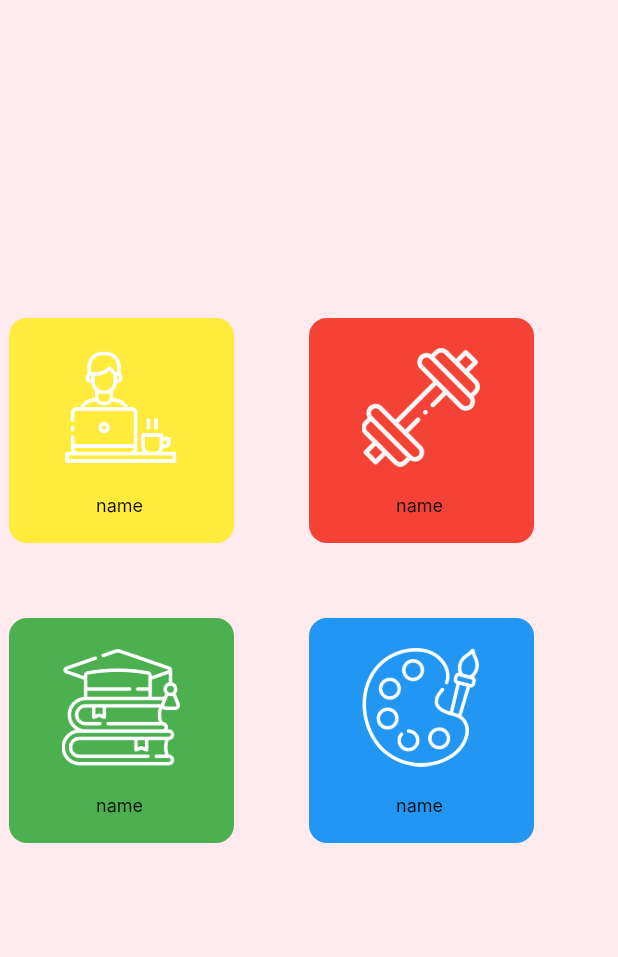
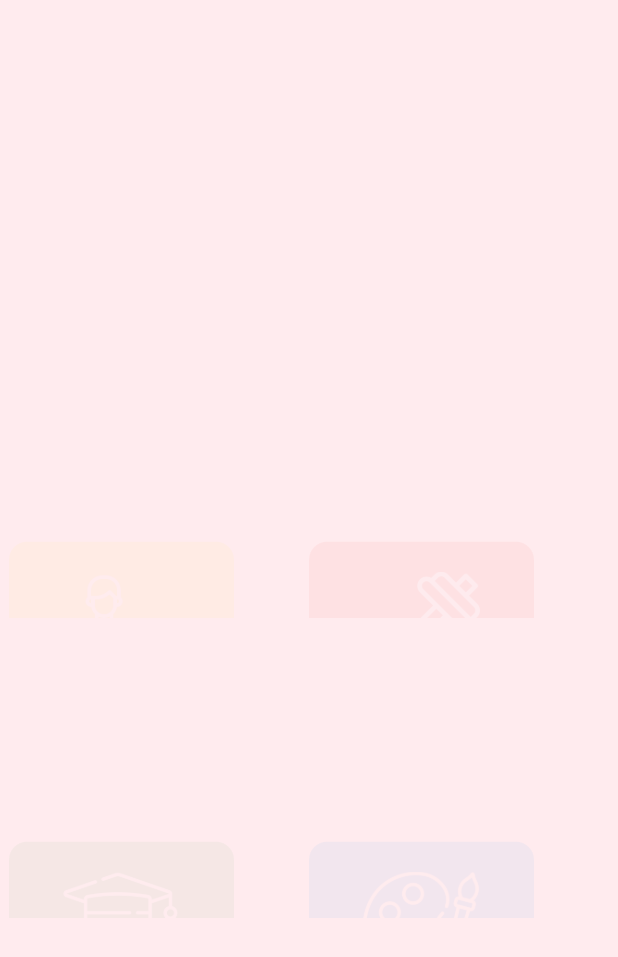
Before and after one commit to da0ran9e/Todos-mobile, a Flutter app: the screen it shows after launch, after a tap on "Skip", on a phone screen of 412 x 824 dp. Shown: the top 957 px of the screen. Run offline on Flutter 3.47's test engine with Material 2 defaults, Android fonts, the phone set to English and light mode, and no system bars; drawn by our look-alikes of liquid_swipe; our stand-ins replace introduction_screen; missing offline and left inert: fluid_bottom_nav_bar; Roboto replaces fonts that are missing (Inter).

Commit message:
adding assets

```diff
--- a/flart/lib/screens/firstload.dart
+++ b/flart/lib/screens/firstload.dart
@@ -20,7 +20,7 @@ class _FirstLoadScreenState extends State<FirstLoadScreen> {
 
   Widget _buildFullscreenImage() {
     return Image.asset(
-      'assets/fullscreen.jpg',
+      'assets/introduction/fullscreen.jpg',
       fit: BoxFit.cover,
       height: double.infinity,
       width: double.infinity,
@@ -29,7 +29,7 @@ class _FirstLoadScreenState extends State<FirstLoadScreen> {
   }
 
   Widget _buildImage(String assetName, [double width = 350]) {
-    return Image.asset('assets/$assetName', width: width);
+    return Image.asset('assets/introduction/$assetName', width: width);
   }
 
   @override
--- a/flart/lib/screens/login.dart
+++ b/flart/lib/screens/login.dart
@@ -11,13 +11,18 @@ class LoginScreen extends StatefulWidget {
 }
 
 class _LoginScreenState extends State<LoginScreen> {
-  bool _visible = true;
+  bool _visible = false;
 
   @override
   Widget build(BuildContext context) {
     return MaterialApp(
-      home: Builder(
-          builder: (context) => LiquidSwipe(
+      home: Builder(builder: (context) {
+        Future.delayed(Duration(seconds: 1), () {
+          setState(() {
+            _visible = true;
+          });
+        });
+        return LiquidSwipe(
           initialPage: 0,
           pages: [
             Container(
@@ -39,16 +44,19 @@ class _LoginScreenState extends State<LoginScreen> {
                               top: _visible ? 0.0 : 150.0,
                               duration: const Duration(seconds: 2),
                               curve: Curves.fastOutSlowIn,
-                                    child: GestureDetector(
+                              child: AnimatedOpacity(
+                                opacity: _visible ? 1 : 0,
+                                duration: const Duration(milliseconds: 2000),
                                 child: AccountWidget(
                                   name: 'name',
-                                          size: Size(150, 150),
+                                  size: const Size(150, 150),
                                   color: Colors.yellow,
                                   onPressed: () {
                                     setState(() {
                                       _visible = !_visible;
                                     });
-                                          }),
+                                  },
+                                ),
                               ),
                             ),
                           ],
@@ -65,8 +73,7 @@ class _LoginScreenState extends State<LoginScreen> {
                               curve: Curves.fastOutSlowIn,
                               child: AnimatedOpacity(
                                 opacity: _visible ? 1 : 0,
-                                      duration:
-                                          const Duration(milliseconds: 2000),
+                                duration: const Duration(milliseconds: 2000),
                                 child: AccountWidget(
                                   name: 'name',
                                   size: const Size(150, 150),
@@ -96,16 +103,19 @@ class _LoginScreenState extends State<LoginScreen> {
                               top: _visible ? 0.0 : 150.0,
                               duration: const Duration(seconds: 2),
                               curve: Curves.fastOutSlowIn,
-                                    child: GestureDetector(
+                              child: AnimatedOpacity(
+                                opacity: _visible ? 1 : 0,
+                                duration: const Duration(milliseconds: 2000),
                                 child: AccountWidget(
                                   name: 'name',
-                                          size: Size(150, 150),
+                                  size: const Size(150, 150),
                                   color: Colors.green,
                                   onPressed: () {
                                     setState(() {
                                       _visible = !_visible;
                                     });
-                                          }),
+                                  },
+                                ),
                               ),
                             ),
                           ],
@@ -122,8 +132,7 @@ class _LoginScreenState extends State<LoginScreen> {
                               curve: Curves.fastOutSlowIn,
                               child: AnimatedOpacity(
                                 opacity: _visible ? 1 : 0,
-                                      duration:
-                                          const Duration(milliseconds: 2000),
+                                duration: const Duration(milliseconds: 2000),
                                 child: AccountWidget(
                                   name: 'name',
                                   size: const Size(150, 150),
@@ -152,7 +161,8 @@ class _LoginScreenState extends State<LoginScreen> {
             ),
           ],
           onPageChangeCallback: _handlePageOnChange,
-              )),
+        );
+      }),
     );
   }
 
@@ -160,10 +170,10 @@ class _LoginScreenState extends State<LoginScreen> {
     setState(() {
       switch (index) {
         case 0:
-          _visible = false;
+          _visible = true;
           break;
         case 1:
-          _visible = true;
+          _visible = false;
           break;
         case 2:
           _visible = false;
@@ -171,11 +181,4 @@ class _LoginScreenState extends State<LoginScreen> {
       }
     });
   }
-
-  void _trigger() {
-    setState(() {
-      _visible = !_visible;
-      print('trigger on');
-    });
 }
-}
```
Also changed, not shown: flart/pubspec.yaml (+2 -5 lines), flart/assets/introduction/flutter.png (added), flart/assets/introduction/fullscreen.jpg (added), flart/assets/introduction/img1.jpg (added), flart/assets/introduction/img2.jpg (added), flart/assets/introduction/img3.jpg (added). Lines whose indentation alone changed are shown as unchanged.
